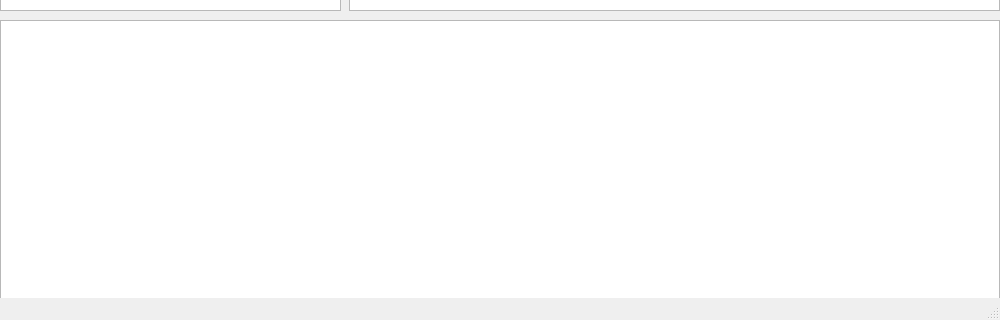
The window that DBMS/DBMS.ui (SeulYoung/DBMS) describes before a commit, drawn with Qt 5; both pictures show x 0 to 1000 and y 480 to 800 of the 1000 by 800 pixel window.
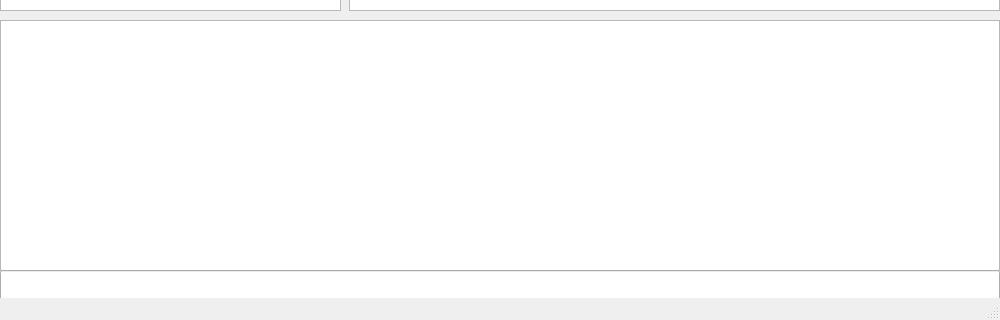
The same window after the commit.

```diff
--- a/DBMS/DBMS.ui
+++ b/DBMS/DBMS.ui
@@ -48,7 +48,7 @@
       <x>0</x>
       <y>460</y>
       <width>1000</width>
-      <height>281</height>
+      <height>251</height>
      </rect>
     </property>
     <property name="font">
@@ -61,6 +61,22 @@
      <bool>true</bool>
     </property>
    </widget>
+   <widget class="QLineEdit" name="inputLine">
+    <property name="geometry">
+     <rect>
+      <x>0</x>
+      <y>710</y>
+      <width>1000</width>
+      <height>31</height>
+     </rect>
+    </property>
+    <property name="font">
+     <font>
+      <family>微软雅黑</family>
+      <pointsize>11</pointsize>
+     </font>
+    </property>
+   </widget>
   </widget>
   <widget class="QMenuBar" name="menuBar">
    <property name="geometry">
```
Left out of the diff: 15 changed lines with no effect on the pictures.
